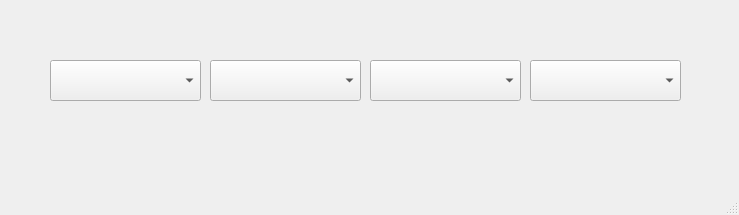
This is ui/tran.ui in FIIckSesh/MRP as Qt 5 draws it before an edit. The edited form follows.
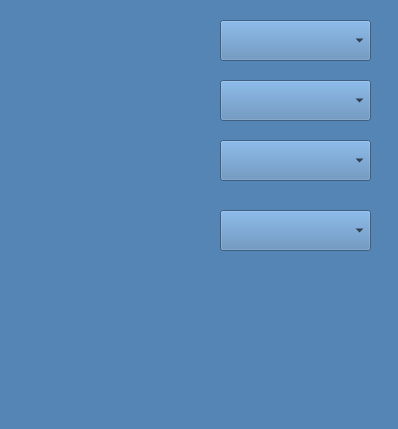
This is the edited form.

Diff of the .ui file:
```diff
--- a/ui/tran.ui
+++ b/ui/tran.ui
@@ -6,19 +6,22 @@
    <rect>
     <x>0</x>
     <y>0</y>
-    <width>739</width>
-    <height>215</height>
+    <width>398</width>
+    <height>429</height>
    </rect>
   </property>
   <property name="windowTitle">
    <string>MainWindow</string>
   </property>
+  <property name="styleSheet">
+   <string notr="true">background: #5585B5;</string>
+  </property>
   <widget class="QWidget" name="centralwidget">
    <widget class="QComboBox" name="comboBox">
     <property name="geometry">
      <rect>
-      <x>210</x>
-      <y>60</y>
+      <x>220</x>
+      <y>80</y>
       <width>151</width>
       <height>41</height>
      </rect>
@@ -27,8 +30,8 @@
    <widget class="QComboBox" name="comboBox_2">
     <property name="geometry">
      <rect>
-      <x>50</x>
-      <y>60</y>
+      <x>220</x>
+      <y>20</y>
       <width>151</width>
       <height>41</height>
      </rect>
@@ -37,8 +40,8 @@
    <widget class="QComboBox" name="comboBox_3">
     <property name="geometry">
      <rect>
-      <x>370</x>
-      <y>60</y>
+      <x>220</x>
+      <y>140</y>
       <width>151</width>
       <height>41</height>
      </rect>
@@ -47,8 +50,8 @@
    <widget class="QComboBox" name="comboBox_4">
     <property name="geometry">
      <rect>
-      <x>530</x>
-      <y>60</y>
+      <x>220</x>
+      <y>210</y>
       <width>151</width>
       <height>41</height>
      </rect>
```
Left out of the diff: 2 changed lines with no effect on the pictures.
